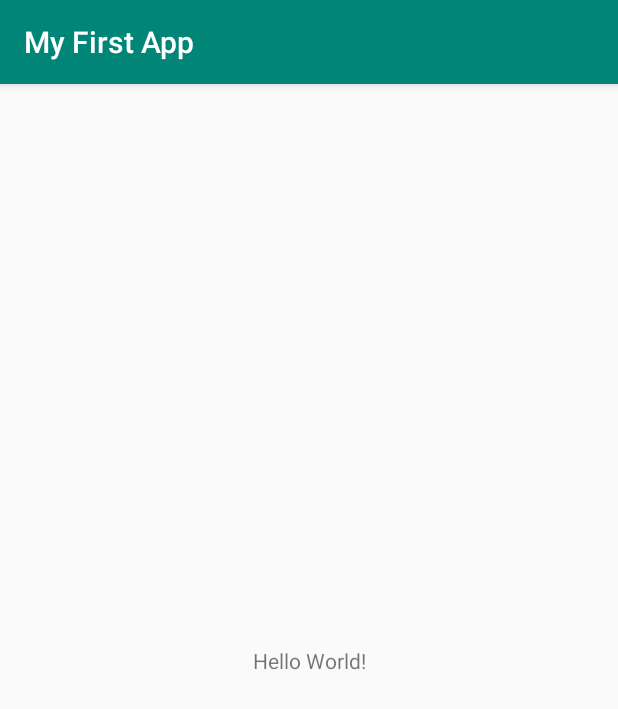
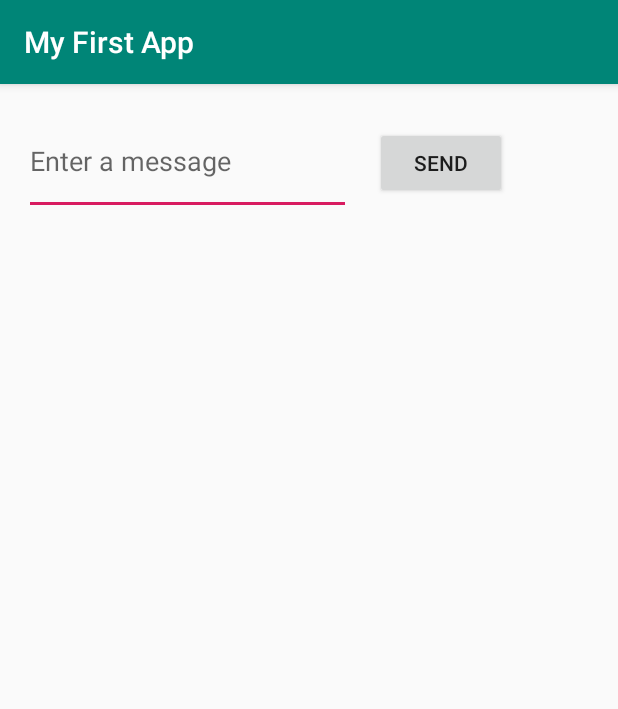
Before and after one commit to bnk5050/MyFirstApp, an Android app: the screen it shows after launch (MainActivity), on a phone screen of 412 x 824 dp. Shown: the top 709 px of the screen. Run offline under Robolectric (Android 15) with nearby library versions, the phone set to English and light mode, and no system bars.

Commit message:
Just finished changing the UI strings

```diff
--- a/app/src/main/res/layout/activity_main.xml
+++ b/app/src/main/res/layout/activity_main.xml
@@ -6,13 +6,26 @@
     android:layout_height="match_parent"
     tools:context=".MainActivity">
 
-    <TextView
+    <EditText
+        android:id="@+id/editText"
+        android:layout_width="218dp"
+        android:layout_height="71dp"
+        android:layout_marginStart="16dp"
+        android:layout_marginLeft="16dp"
+        android:layout_marginTop="16dp"
+        android:ems="10"
+        android:hint="@string/edit_message"
+        android:inputType="textPersonName"
+        app:layout_constraintStart_toStartOf="parent"
+        app:layout_constraintTop_toTopOf="parent" />
+
+    <Button
+        android:id="@+id/button"
         android:layout_width="wrap_content"
         android:layout_height="wrap_content"
-        android:text="Hello World!"
-        app:layout_constraintBottom_toBottomOf="parent"
-        app:layout_constraintLeft_toLeftOf="parent"
-        app:layout_constraintRight_toRightOf="parent"
-        app:layout_constraintTop_toTopOf="parent" />
-
+        android:layout_marginStart="16dp"
+        android:layout_marginLeft="16dp"
+        android:text="@string/button_send"
+        app:layout_constraintBaseline_toBaselineOf="@+id/editText"
+        app:layout_constraintStart_toEndOf="@+id/editText" />
 </android.support.constraint.ConstraintLayout>
--- a/app/src/main/res/values/strings.xml
+++ b/app/src/main/res/values/strings.xml
@@ -1,3 +1,5 @@
 <resources>
     <string name="app_name">My First App</string>
+    <string name="edit_message">Enter a message</string>
+    <string name="button_send">Send</string>
 </resources>
```
